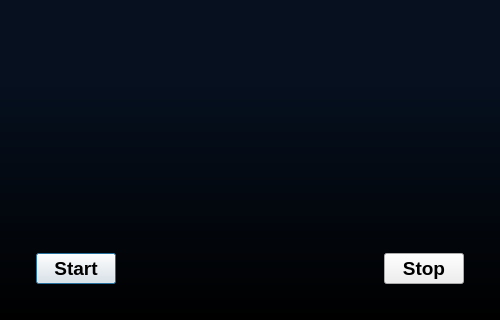
bitcap-co/bitcap-ipr, file src/ui/MainWindow.ui: the form before one commit; both pictures show x 0 to 500 and y 180 to 500 of the 500 by 500 pixel window.
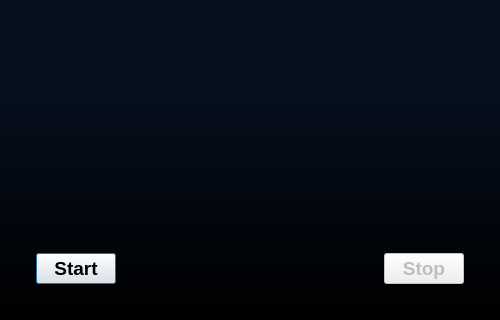
The form after the commit.

Commit message: only one button enabled at a time

```diff
--- a/src/ui/MainWindow.ui
+++ b/src/ui/MainWindow.ui
@@ -27,6 +27,9 @@
    <layout class="QGridLayout" name="gridLayout">
     <item row="3" column="3">
      <widget class="QPushButton" name="actionIPRStop">
+      <property name="enabled">
+       <bool>false</bool>
+      </property>
       <property name="font">
        <font>
         <pointsize>14</pointsize>
```
The commit also changes 2 other files.
